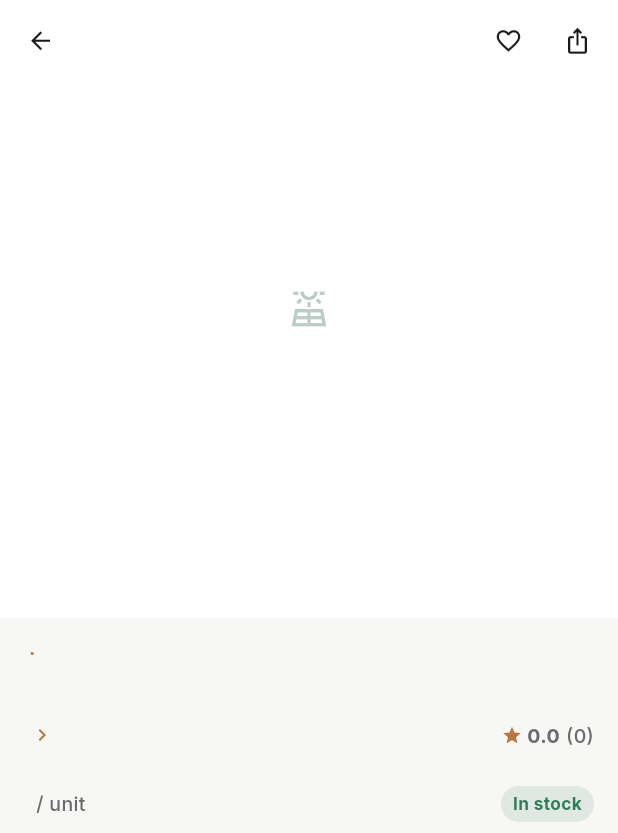
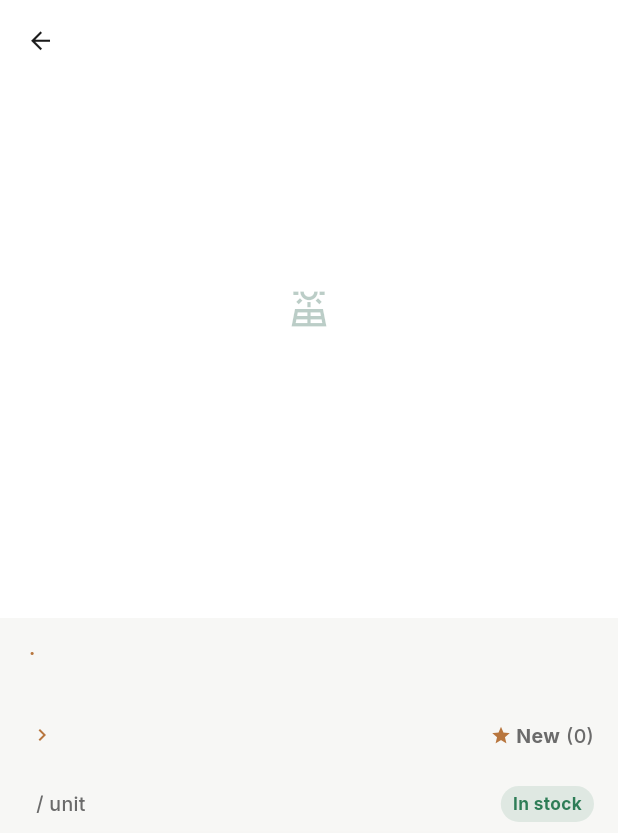
Before and after one commit to manueljalal/solar-panel-app, a Flutter app: the ProductDetailScreen screen opened directly with empty values, on a phone screen of 412 x 824 dp. Shown: the top 833 px of the screen. Run offline on Flutter 3.47's test engine with Material 3 defaults, Android fonts, the phone set to English and light mode, and no system bars; our stand-ins replace cached_network_image, cloud_firestore, cloud_functions, firebase_auth, firebase_core, flutter_map and 7 more; accounts and stored records are empty; network calls fail.

Commit message:
Store readiness, working favourites, 'New' instead of 0.0 ratings
- App name 'Solary' on iOS and Android
- Android release signing from android/key.properties (git-ignored, as
  are *.jks / *.keystore); falls back to the debug key only when absent
- iOS ITSAppUsesNonExemptEncryption=false (no export-compliance prompt
  on every App Store upload)
- Favourites: the heart on product pages and search rows now saves the
  product (on the device); Account > Activity > Favourites shows them as
  a grid. The dead share button is removed (needs app links first)
- Products and companies with no reviews show 'New' instead of '0.0'

Co-Authored-By: Claude Opus 5.5 <noreply@anthropic.com>

```diff
--- /dev/null
+++ b/apps/mobile-storefront/lib/core/favorites/favorites_controller.dart
@@ -0,0 +1,36 @@
+import 'package:flutter/foundation.dart';
+import 'package:shared_preferences/shared_preferences.dart';
+
+const _prefsKey = 'solary_favorites';
+
+/// Product ids the shopper hearted. Kept on the device (works for guests);
+/// shown in Account → Favourites.
+class FavoritesController extends ValueNotifier<Set<String>> {
+  FavoritesController._() : super(const {}) {
+    _restore();
+  }
+
+  static final instance = FavoritesController._();
+
+  bool contains(String productId) => value.contains(productId);
+
+  Future<void> _restore() async {
+    try {
+      final prefs = await SharedPreferences.getInstance();
+      value = (prefs.getStringList(_prefsKey) ?? const []).toSet();
+    } catch (_) {
+      // No storage (e.g. widget tests): start empty.
+    }
+  }
+
+  Future<void> toggle(String productId) async {
+    if (productId.isEmpty) return;
+    final next = {...value};
+    if (!next.remove(productId)) next.add(productId);
+    value = next;
+    try {
+      final prefs = await SharedPreferences.getInstance();
+      await prefs.setStringList(_prefsKey, next.toList());
+    } catch (_) {}
+  }
+}
--- a/apps/mobile-storefront/lib/features/account/presentation/account_screen.dart
+++ b/apps/mobile-storefront/lib/features/account/presentation/account_screen.dart
@@ -25,6 +25,7 @@ import '../data/profile_repository.dart';
 import '../../../core/address/address_book.dart';
 import 'delivery_address_screen.dart';
 import 'edit_profile_screen.dart';
+import 'favorites_screen.dart';
 import 'sign_in_screen.dart';
 import 'sign_up_screen.dart';
 
@@ -235,6 +236,11 @@ class _AccountScreenState extends State<AccountScreen> {
                 icon: Icons.receipt_long_outlined,
                 label: l10n.accountOrderHistory,
                 onTap: () => _push(const OrdersScreen()),
+              ),
+              _Row(
+                icon: Icons.favorite_border,
+                label: l10n.accountFavorites,
+                onTap: () => _push(const FavoritesScreen()),
               ),
               _Row(
                 icon: Icons.handyman_outlined,
--- a/apps/mobile-storefront/lib/features/home/presentation/company_store_screen.dart
+++ b/apps/mobile-storefront/lib/features/home/presentation/company_store_screen.dart
@@ -8,6 +8,7 @@ import '../data/home_repository.dart';
 import '../domain/home_company.dart';
 import '../domain/home_product.dart';
 import 'widgets/product_tile.dart';
+import '../../../shared/rating.dart';
 
 /// A company's own store: its logo/name/city/rating on top and every
 /// product that vendor sells below. Reached by tapping a tile in the home
@@ -169,7 +170,7 @@ class _CompanyStoreScreenState extends State<CompanyStoreScreen> {
                                 ),
                                 const SizedBox(width: 2),
                                 Text(
-                                  '${company.rating}',
+                                  ratingLabel(context, company.rating),
                                   style: AppTypography.bodyMuted,
                                 ),
                               ],
--- a/apps/mobile-storefront/lib/features/home/presentation/widgets/product_tile.dart
+++ b/apps/mobile-storefront/lib/features/home/presentation/widgets/product_tile.dart
@@ -6,6 +6,7 @@ import '../../../../shared/bidi.dart';
 import '../../../../shared/widgets/placeholder_image.dart';
 import '../../../product/presentation/product_detail_screen.dart';
 import '../../domain/home_product.dart';
+import '../../../../shared/rating.dart';
 
 /// Grid tile for Best sellers — same plain look as the bulk marketplace: a
 /// square photo with a hairline border, then title, price, and one muted
@@ -86,7 +87,7 @@ class ProductTile extends StatelessWidget {
               const Icon(Icons.star, size: 12, color: AppColors.accent),
               const SizedBox(width: 2),
               Text(
-                '${product.rating}',
+                ratingLabel(context, product.rating),
                 style: AppTypography.bodyMuted.copyWith(fontSize: 12),
               ),
             ],
--- a/apps/mobile-storefront/lib/features/product/presentation/product_detail_screen.dart
+++ b/apps/mobile-storefront/lib/features/product/presentation/product_detail_screen.dart
@@ -38,6 +38,7 @@ class ProductDetailScreen extends StatelessWidget {
                   children: [
                     ProductImageHeader(
                       imageUrl: product.imageUrl,
+                      productId: product.id,
                       onBack: () => Navigator.of(context).maybePop(),
                     ),
                     Padding(
--- a/apps/mobile-storefront/lib/features/product/presentation/widgets/product_image_header.dart
+++ b/apps/mobile-storefront/lib/features/product/presentation/widgets/product_image_header.dart
@@ -1,13 +1,15 @@
 import 'package:flutter/material.dart';
+import '../../../../core/favorites/favorites_controller.dart';
 import '../../../../core/theme/app_colors.dart';
 import '../../../../shared/widgets/placeholder_image.dart';
 
-/// Full-width product photo with a back button and favorite/share actions
+/// Full-width product photo with a back button and the favourite toggle
 /// floating over it — the top of the product detail screen.
 class ProductImageHeader extends StatelessWidget {
-  const ProductImageHeader({super.key, required this.imageUrl, required this.onBack});
+  const ProductImageHeader({super.key, required this.imageUrl, required this.onBack, this.productId = ''});
 
   final String imageUrl;
+  final String productId;
   final VoidCallback onBack;
 
   @override
@@ -28,13 +30,15 @@ class ProductImageHeader extends StatelessWidget {
               mainAxisAlignment: MainAxisAlignment.spaceBetween,
               children: [
                 _RoundIconButton(icon: Icons.arrow_back, onTap: onBack),
-                Row(
-                  children: [
-                    _RoundIconButton(icon: Icons.favorite_border, onTap: () {}),
-                    const SizedBox(width: 8),
-                    _RoundIconButton(icon: Icons.ios_share, onTap: () {}),
-                  ],
-                ),
+                if (productId.isNotEmpty)
+                  ValueListenableBuilder<Set<String>>(
+                    valueListenable: FavoritesController.instance,
+                    builder: (context, favs, _) => _RoundIconButton(
+                      icon: favs.contains(productId) ? Icons.favorite : Icons.favorite_border,
+                      color: favs.contains(productId) ? AppColors.accent : null,
+                      onTap: () => FavoritesController.instance.toggle(productId),
+                    ),
+                  ),
               ],
             ),
           ),
@@ -45,10 +49,11 @@ class ProductImageHeader extends StatelessWidget {
 }
 
 class _RoundIconButton extends StatelessWidget {
-  const _RoundIconButton({required this.icon, required this.onTap});
+  const _RoundIconButton({required this.icon, required this.onTap, this.color});
 
   final IconData icon;
   final VoidCallback onTap;
+  final Color? color;
 
   @override
   Widget build(BuildContext context) {
@@ -62,7 +67,7 @@ class _RoundIconButton extends StatelessWidget {
         child: SizedBox(
           width: 38,
           height: 38,
-          child: Icon(icon, size: 19, color: AppColors.ink900),
+          child: Icon(icon, size: 19, color: color ?? AppColors.ink900),
         ),
       ),
     );
--- a/apps/mobile-storefront/lib/features/product/presentation/widgets/product_vendor_row.dart
+++ b/apps/mobile-storefront/lib/features/product/presentation/widgets/product_vendor_row.dart
@@ -1,6 +1,7 @@
 import 'package:flutter/material.dart';
 import '../../../../core/theme/app_colors.dart';
 import '../../../../core/theme/app_typography.dart';
+import '../../../../shared/rating.dart';
 
 /// The "sold by X · ★ rating" line under the product title — tapping it
 /// will eventually open the vendor's storefront page.
@@ -23,7 +24,7 @@ class ProductVendorRow extends StatelessWidget {
           const Spacer(),
           const Icon(Icons.star, size: 14, color: AppColors.accent),
           const SizedBox(width: 3),
-          Text('$rating', style: AppTypography.bodyMuted.copyWith(fontWeight: FontWeight.w700)),
+          Text(ratingLabel(context, rating), style: AppTypography.bodyMuted.copyWith(fontWeight: FontWeight.w700)),
           const SizedBox(width: 4),
           Text('($sold)', style: AppTypography.bodyMuted),
         ],
--- a/apps/mobile-storefront/lib/l10n/app_ar.arb
+++ b/apps/mobile-storefront/lib/l10n/app_ar.arb
@@ -548,5 +548,8 @@
   "addressTitle": "عنوان التوصيل",
   "addressNone": "غير محدد",
   "addressHelp": "يُستخدم تلقائياً عند الطلب وحجز الخدمات. يمكنك تغييره في كل مرة.",
-  "addressSaved": "تم حفظ العنوان."
+  "addressSaved": "تم حفظ العنوان.",
+  "ratingNew": "جديد",
+  "accountFavorites": "المفضلة",
+  "favoritesEmpty": "اضغط ♡ على منتج لحفظه هنا."
 }
--- a/apps/mobile-storefront/lib/l10n/app_ckb.arb
+++ b/apps/mobile-storefront/lib/l10n/app_ckb.arb
@@ -548,5 +548,8 @@
   "addressTitle": "ناونیشانی گەیاندن",
   "addressNone": "دیاری نەکراوە",
   "addressHelp": "بە شێوەی ئۆتۆماتیکی لە کاتی داواکاری و خزمەتگوزاری بەکاردێت. هەموو جارێک دەتوانیت بیگۆڕیت.",
-  "addressSaved": "ناونیشان پاشەکەوت کرا."
+  "addressSaved": "ناونیشان پاشەکەوت کرا.",
+  "ratingNew": "نوێ",
+  "accountFavorites": "دڵخوازەکان",
+  "favoritesEmpty": "♡ لەسەر بەرهەمێک دابگرە بۆ پاشەکەوتکردنی لێرە."
 }
--- a/apps/mobile-storefront/lib/l10n/app_en.arb
+++ b/apps/mobile-storefront/lib/l10n/app_en.arb
@@ -629,5 +629,8 @@
   "addressTitle": "Delivery address",
   "addressNone": "Not set",
   "addressHelp": "Used automatically at checkout and when booking a service. You can still change it each time.",
-  "addressSaved": "Address saved."
+  "addressSaved": "Address saved.",
+  "ratingNew": "New",
+  "accountFavorites": "Favourites",
+  "favoritesEmpty": "Tap ♡ on a product to save it here."
 }
--- a/apps/mobile-storefront/lib/l10n/app_localizations.dart
+++ b/apps/mobile-storefront/lib/l10n/app_localizations.dart
@@ -2685,6 +2685,24 @@ abstract class AppLocalizations {
   /// In en, this message translates to:
   /// **'Address saved.'**
   String get addressSaved;
+
+  /// No description provided for @ratingNew.
+  ///
+  /// In en, this message translates to:
+  /// **'New'**
+  String get ratingNew;
+
+  /// No description provided for @accountFavorites.
+  ///
+  /// In en, this message translates to:
+  /// **'Favourites'**
+  String get accountFavorites;
+
+  /// No description provided for @favoritesEmpty.
+  ///
+  /// In en, this message translates to:
+  /// **'Tap ♡ on a product to save it here.'**
+  String get favoritesEmpty;
 }
 
 class _AppLocalizationsDelegate
--- /dev/null
+++ b/apps/mobile-storefront/lib/shared/rating.dart
@@ -0,0 +1,7 @@
+import 'package:flutter/widgets.dart';
+import '../l10n/app_localizations.dart';
+
+/// "4.7", or "New" when nothing has been rated yet (instead of a
+/// broken-looking "0.0").
+String ratingLabel(BuildContext context, double rating) =>
+    rating > 0 ? rating.toStringAsFixed(1) : AppLocalizations.of(context).ratingNew;
```
Also changed, not shown: apps/mobile-storefront/lib/features/account/presentation/favorites_screen.dart (added, +99 -0 lines), apps/mobile-storefront/lib/features/home/data/home_repository.dart (+15 -0 lines), apps/mobile-storefront/lib/features/home/presentation/widgets/product_row.dart (+13 -5 lines), apps/mobile-storefront/lib/l10n/app_localizations_ar.dart (+9 -0 lines), apps/mobile-storefront/lib/l10n/app_localizations_ckb.dart (+9 -0 lines), apps/mobile-storefront/lib/l10n/app_localizations_en.dart (+9 -0 lines), 5 other files.
